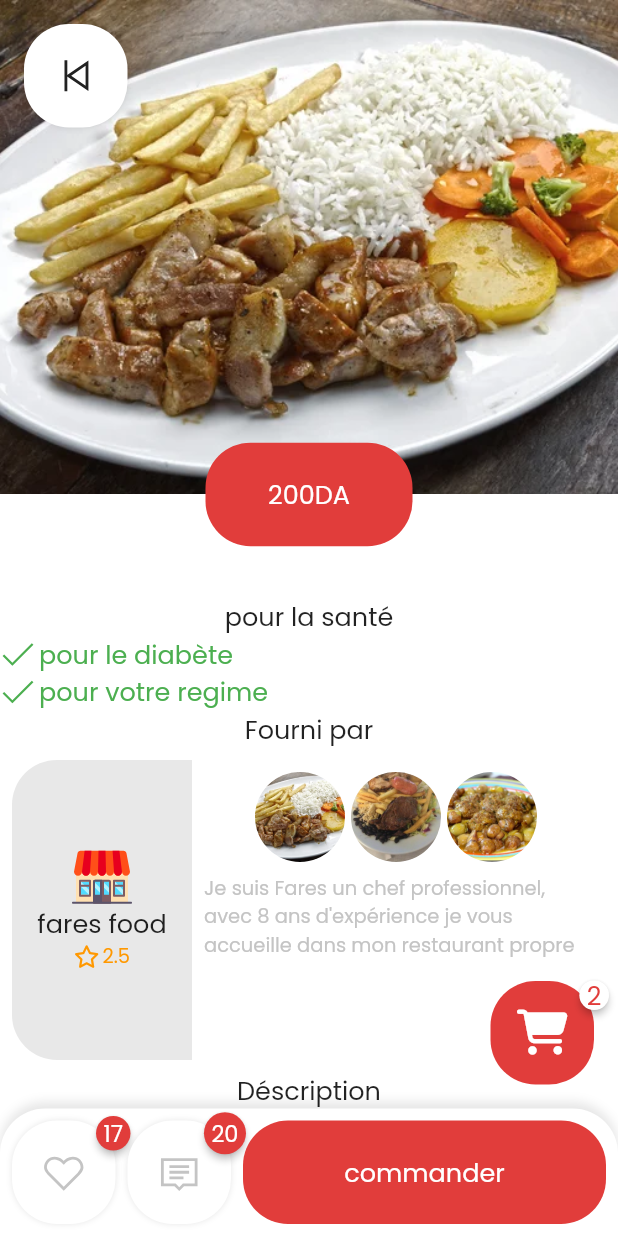
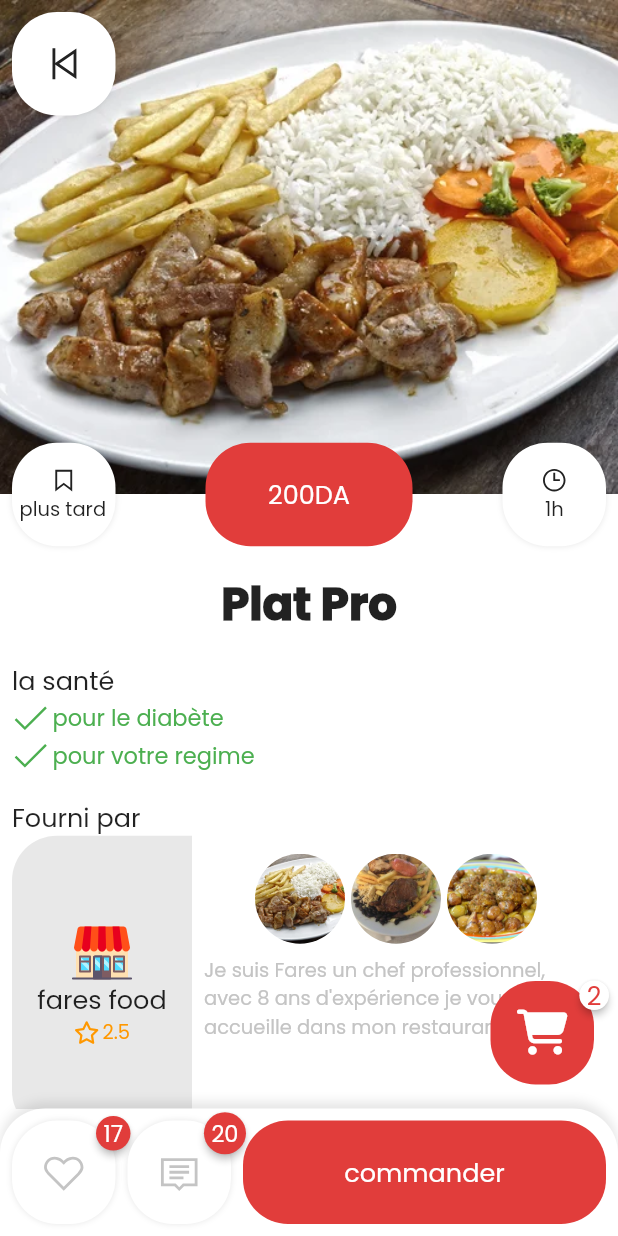
Before and after one commit to HoussemRabah/maclat, a Flutter app: the screen it shows after launch, on a phone screen of 412 x 824 dp. Run offline on Flutter 3.47's test engine with Material 2 defaults, Android fonts, the phone set to English and light mode, and no system bars; drawn by our look-alikes of badges; our stand-ins replace blur, card_swiper, dots_indicator, flutter_custom_clippers, flutter_svg, font_awesome_flutter and 2 more.

Commit message:
imrpvoe places

```diff
--- a/lib/UI/Decoration/covers.dart
+++ b/lib/UI/Decoration/covers.dart
@@ -13,7 +13,8 @@ class _SqaureState extends State<Sqaure> {
   @override
   Widget build(BuildContext context) {
     return Container(
-      child: widget.child,
+      alignment: Alignment.center,
+      child: Center(child: widget.child),
       width: 69,
       height: 69,
       decoration: BoxDecoration(
--- a/lib/UI/Screens/food.dart
+++ b/lib/UI/Screens/food.dart
@@ -46,28 +46,46 @@ class _FoodScreenState extends State<FoodScreen> {
                       Container(
                         clipBehavior: Clip.none,
                         width: MediaQuery.of(context).size.width,
+                        padding: EdgeInsets.all(8.0),
                         decoration: BoxDecoration(
                             color: inColor,
                             borderRadius: BorderRadius.only(
                                 topLeft: Radius.circular(30.0),
                                 topRight: Radius.circular(30.0))),
                         child: Column(
+                          crossAxisAlignment: CrossAxisAlignment.start,
+                          mainAxisAlignment: MainAxisAlignment.start,
                           children: [
                             SizedBox(
-                              height: 69.0,
+                              height: 69.0 / 2 + 8.0,
+                            ),
+                            Center(
+                              child: Text(
+                                "Plat Pro",
+                                style: textStyleTitle,
+                              ),
+                            ),
+                            SizedBox(
+                              height: 16.0,
                             ),
                             Text(
-                              "pour la santé",
+                              "la santé",
                               style: textStyleSimple,
                             ),
                             CheckLine(text: "pour le diabète"),
                             CheckLine(text: "pour votre regime"),
+                            SizedBox(
+                              height: 16.0,
+                            ),
                             Text(
                               "Fourni par",
                               style: textStyleSimple,
                             ),
                             StoreCard(
                                 store: Store(name: "fares food", rate: "2.5")),
+                            SizedBox(
+                              height: 16.0,
+                            ),
                             Text(
                               "Déscription",
                               style: textStyleSimple,
@@ -81,25 +99,7 @@ class _FoodScreenState extends State<FoodScreen> {
                         ),
                       ),
                       Positioned(
-                          top: -69 / 2,
-                          child: Row(
-                            crossAxisAlignment: CrossAxisAlignment.center,
-                            mainAxisAlignment: MainAxisAlignment.center,
-                            children: [
-                              Container(
-                                  height: 69,
-                                  width: 69 * 2,
-                                  alignment: Alignment.center,
-                                  padding: EdgeInsets.all(4.0),
-                                  decoration: BoxDecoration(
-                                      borderRadius: radius, color: mainColor),
-                                  child: Text(
-                                    "200DA",
-                                    style: textStyleSimple.copyWith(
-                                        color: inColor),
-                                  )),
-                            ],
-                          )),
+                          top: -69 / 2, child: centerRowBuilder(context)),
                     ],
                   ),
                 ],
@@ -108,6 +108,64 @@ class _FoodScreenState extends State<FoodScreen> {
             ScreenAppBar(),
           ],
         ),
+      ),
+    );
+  }
+
+  Container centerRowBuilder(BuildContext context) {
+    return Container(
+      width: MediaQuery.of(context).size.width,
+      child: Row(
+        crossAxisAlignment: CrossAxisAlignment.center,
+        children: [
+          SizedBox(
+            width: 8.0,
+          ),
+          Sqaure(
+              child: Column(
+            crossAxisAlignment: CrossAxisAlignment.center,
+            mainAxisAlignment: MainAxisAlignment.center,
+            children: [
+              Icon(
+                LineIcons.bookmark,
+                size: 20,
+              ),
+              SizedBox(
+                  width: 69 - 10.0,
+                  child: Text(
+                    "plus tard",
+                    style: textStyleSmall,
+                  )),
+            ],
+          )),
+          Spacer(),
+          Container(
+              height: 69,
+              width: 69 * 2,
+              alignment: Alignment.center,
+              padding: EdgeInsets.all(4.0),
+              decoration: BoxDecoration(borderRadius: radius, color: mainColor),
+              child: Text(
+                "200DA",
+                style: textStyleSimple.copyWith(color: inColor),
+              )),
+          Spacer(),
+          Sqaure(
+              child: Column(
+            crossAxisAlignment: CrossAxisAlignment.center,
+            mainAxisAlignment: MainAxisAlignment.center,
+            children: [
+              Icon(
+                LineIcons.clock,
+                size: 20,
+              ),
+              Text("1h", style: textStyleSmall),
+            ],
+          )),
+          SizedBox(
+            width: 8.0,
+          ),
+        ],
       ),
     );
   }
--- a/lib/UI/Widgets/appbar.dart
+++ b/lib/UI/Widgets/appbar.dart
@@ -16,7 +16,7 @@ class _ScreenAppBarState extends State<ScreenAppBar> {
   @override
   Widget build(BuildContext context) {
     return Padding(
-      padding: const EdgeInsets.all(16.0),
+      padding: const EdgeInsets.all(8.0),
       child: Row(
         children: [
           GestureDetector(
--- a/lib/UI/Widgets/checkedline.dart
+++ b/lib/UI/Widgets/checkedline.dart
@@ -18,13 +18,14 @@ class _CheckLineState extends State<CheckLine> {
         Icon(
           LineIcons.check,
           color: Colors.green,
+          size: 25.0,
         ),
         SizedBox(
           width: 2.0,
         ),
         Text(
           widget.text,
-          style: textStyleSimple.copyWith(color: Colors.green),
+          style: textStyleSouSimple.copyWith(color: Colors.green),
         )
       ],
     );
--- a/lib/UI/Widgets/storecard.dart
+++ b/lib/UI/Widgets/storecard.dart
@@ -16,8 +16,6 @@ class _StoreCardState extends State<StoreCard> {
   @override
   Widget build(BuildContext context) {
     return Container(
-      margin: EdgeInsets.all(8.0),
-      height: 200.0,
       decoration: BoxDecoration(borderRadius: radius, color: inColor),
       child: Row(
         children: [
@@ -74,7 +72,7 @@ class _StoreCardState extends State<StoreCard> {
                       8.0 -
                       8.0 -
                       8.0,
-                  height: 200 - 8.0 - 8.0 - 8.0 - 60,
+                  height: 200 - 8.0 - 8.0 - 8.0 - 8.0 - 60,
                   child: Text(
                     "Je suis Fares un chef professionnel, avec 8 ans d'expérience je vous accueille dans mon restaurant propre",
                     style: textStyleSmall.copyWith(color: greyColor),
```
